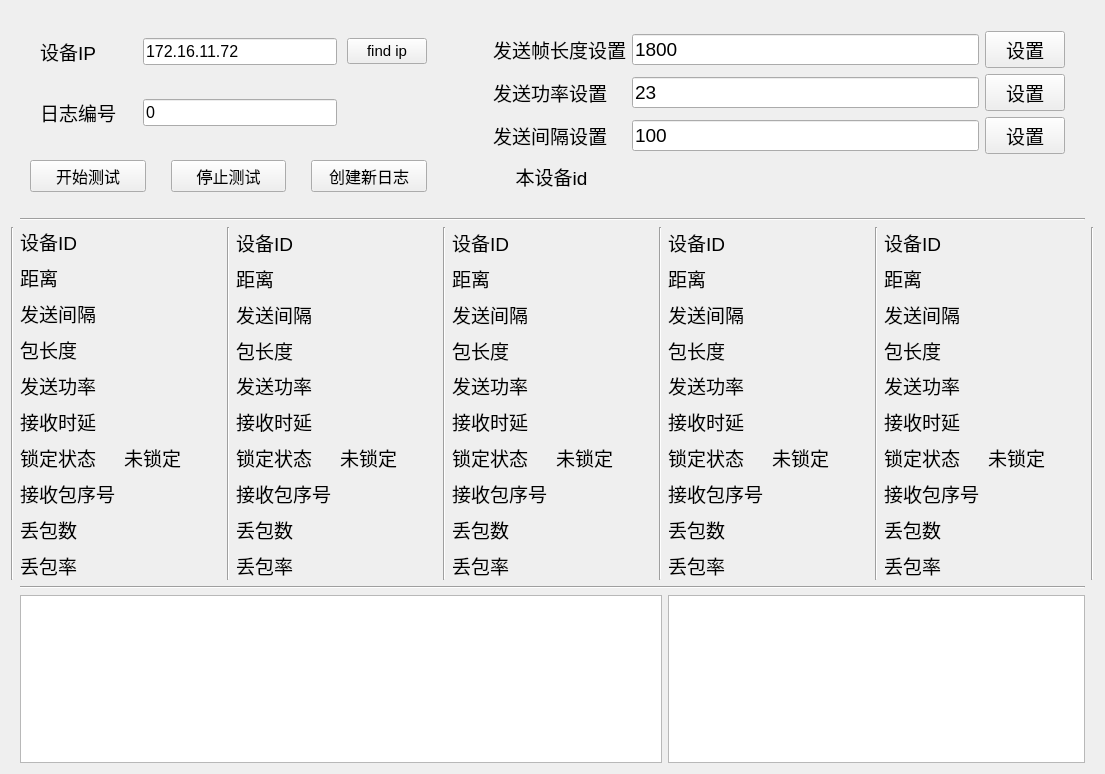
First picture: the form in v2x通信测试软件_nanomsg版本/ssh_form.ui, repository ligang0730/PythonTools, before the edit.
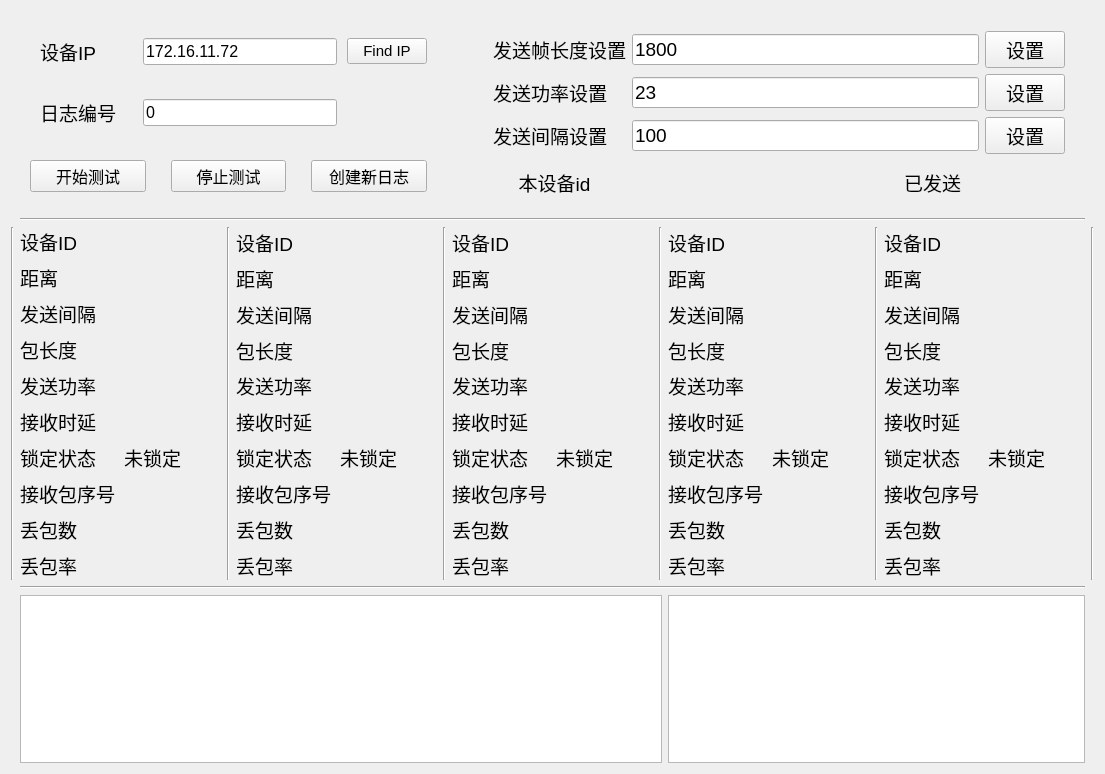
Second picture: the form after the edit.

Patch:
```diff
--- a/v2x通信测试软件_nanomsg版本/ssh_form.ui
+++ b/v2x通信测试软件_nanomsg版本/ssh_form.ui
@@ -452,7 +452,7 @@
         </font>
        </property>
        <property name="text">
-        <string>find ip</string>
+        <string>Find IP</string>
        </property>
       </widget>
      </item>
@@ -1027,10 +1027,13 @@
    <item row="1" column="5" colspan="3">
     <layout class="QGridLayout" name="gridLayout_9" rowstretch="0">
      <property name="bottomMargin">
-      <number>20</number>
+      <number>7</number>
      </property>
-     <property name="spacing">
-      <number>20</number>
+     <property name="horizontalSpacing">
+      <number>7</number>
+     </property>
+     <property name="verticalSpacing">
+      <number>0</number>
      </property>
      <item row="0" column="0">
       <widget class="QLabel" name="label">
@@ -1737,6 +1740,51 @@
    <item row="5" column="7" colspan="3">
     <widget class="QListView" name="listView"/>
    </item>
+   <item row="1" column="9">
+    <layout class="QGridLayout" name="gridLayout_11" rowstretch="0">
+     <property name="bottomMargin">
+      <number>7</number>
+     </property>
+     <property name="horizontalSpacing">
+      <number>7</number>
+     </property>
+     <property name="verticalSpacing">
+      <number>0</number>
+     </property>
+     <item row="0" column="0">
+      <widget class="QLabel" name="label_2">
+       <property name="font">
+        <font>
+         <family>Arial</family>
+         <pointsize>14</pointsize>
+        </font>
+       </property>
+       <property name="layoutDirection">
+        <enum>Qt::LeftToRight</enum>
+       </property>
+       <property name="text">
+        <string>已发送</string>
+       </property>
+       <property name="alignment">
+        <set>Qt::AlignCenter</set>
+       </property>
+      </widget>
+     </item>
+     <item row="0" column="1">
+      <widget class="QLabel" name="label_sendCnt">
+       <property name="font">
+        <font>
+         <family>Arial</family>
+         <pointsize>14</pointsize>
+        </font>
+       </property>
+       <property name="text">
+        <string/>
+       </property>
+      </widget>
+     </item>
+    </layout>
+   </item>
   </layout>
  </widget>
  <resources/>
```
